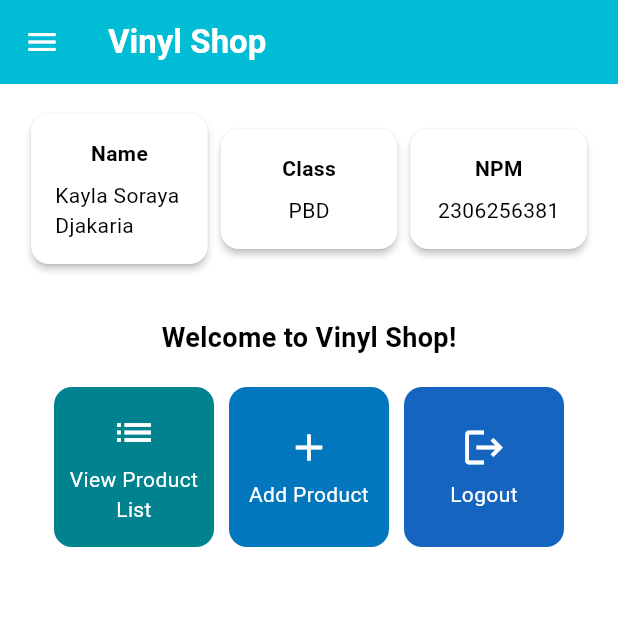
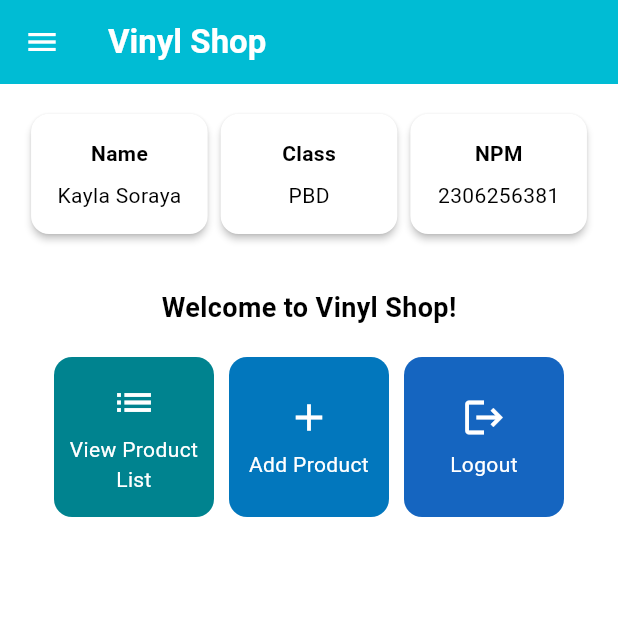
Before and after one commit to luticakep/vinyl-shop-mobile, a Flutter app: the MyHomePage screen opened directly, on a phone screen of 412 x 824 dp, the top half of it. Run offline on Flutter 3.47's test engine with Material 3 defaults, Android fonts, the phone set to English and light mode, and no system bars; missing offline and left inert: pbp_django_auth.

Commit message:
fix icon in left drawer

```diff
--- a/lib/screens/menu.dart
+++ b/lib/screens/menu.dart
@@ -3,7 +3,7 @@ import 'package:vinyl_shop/widgets/left_drawer.dart';
 import 'package:vinyl_shop/widgets/vinyl_card.dart';
 
 class MyHomePage extends StatelessWidget {
-  final String name = 'Kayla Soraya Djakaria'; // Name
+  final String name = 'Kayla Soraya'; // Name
   final String className = 'PBD'; // Class
   final String npm = '2306256381'; // NPM
   final List<ItemHomepage> items = [
--- a/lib/widgets/left_drawer.dart
+++ b/lib/widgets/left_drawer.dart
@@ -52,7 +52,7 @@ class LeftDrawer extends StatelessWidget {
             },
           ),
           ListTile(
-            leading: const Icon(Icons.album),
+            leading: const Icon(Icons.add_box),
             title: const Text('Add Vinyl'),
             // Redirection part to Vinyl Entry Form Page
             onTap: () {
@@ -65,7 +65,7 @@ class LeftDrawer extends StatelessWidget {
           ),
           // ListTile Menu code
           ListTile(
-              leading: const Icon(Icons.add_box),
+              leading: const Icon(Icons.album),
               title: const Text('Product List'),
               onTap: () {
                   // Route to the mood page
```
